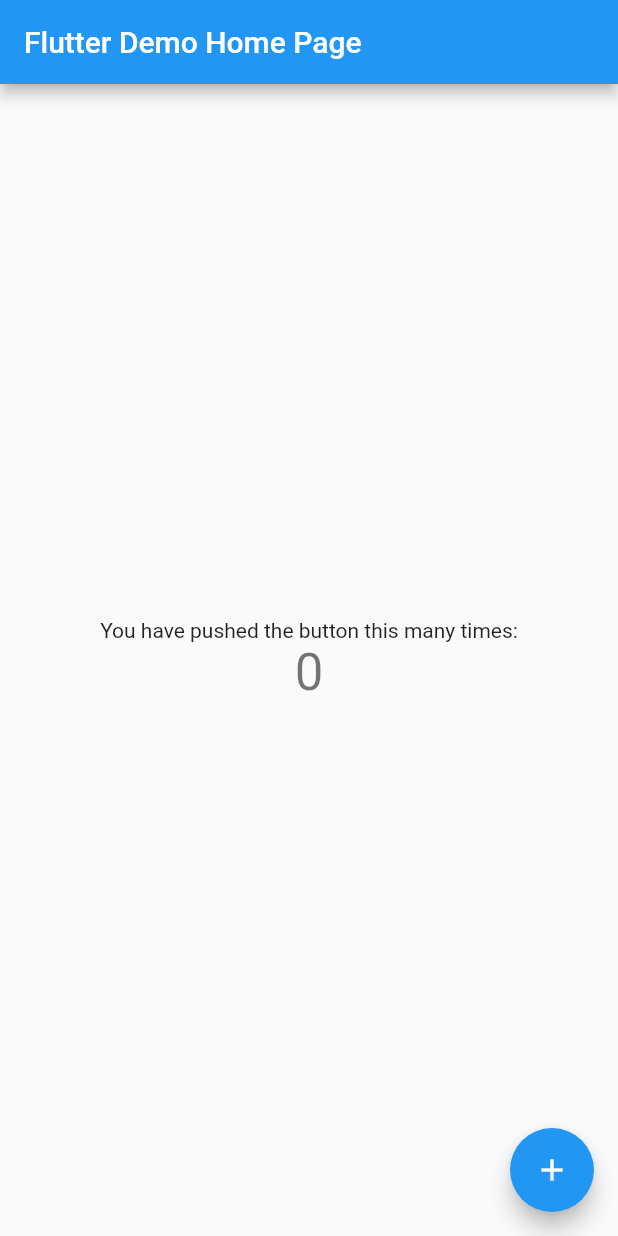
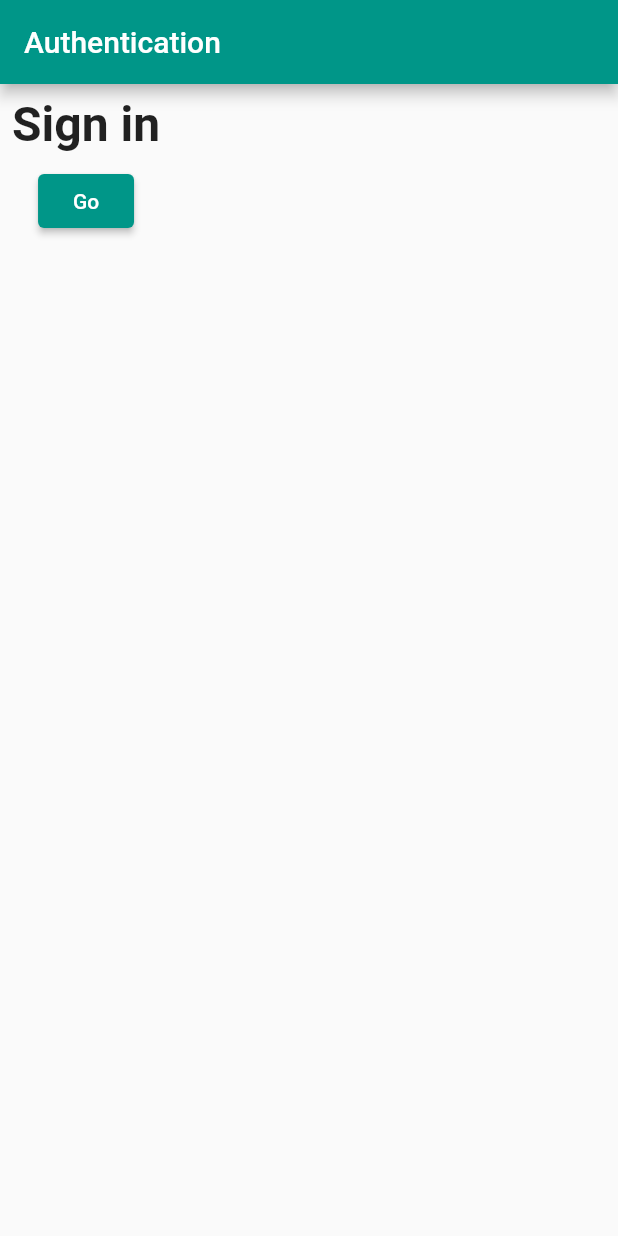
Before and after one commit to 622115027-Patteera-49464/Authentication, a Flutter app: the screen it shows after launch, on a phone screen of 412 x 824 dp. Run offline on Flutter 3.47's test engine with Material 2 defaults, Android fonts, the phone set to English and light mode, and no system bars; our stand-ins replace firebase_auth, firebase_core; accounts and stored records are empty.

Commit message:
[31/01/2022] Create Sign in page  and setting to anonymous can login

```diff
--- a/lib/main.dart
+++ b/lib/main.dart
@@ -1,115 +1,24 @@
+import 'package:authentication/sign_in_page.dart';
+import 'package:firebase_core/firebase_core.dart';
 import 'package:flutter/material.dart';
 
-void main() {
-  runApp(const MyApp());
+Future<void> main() async {
+  WidgetsFlutterBinding.ensureInitialized();
+  await Firebase.initializeApp();
+  runApp(MyApp());
 }
 
 class MyApp extends StatelessWidget {
   const MyApp({Key? key}) : super(key: key);
 
-  // This widget is the root of your application.
   @override
   Widget build(BuildContext context) {
     return MaterialApp(
-      title: 'Flutter Demo',
+      title: 'Authentication',
       theme: ThemeData(
-        // This is the theme of your application.
-        //
-        // Try running your application with "flutter run". You'll see the
-        // application has a blue toolbar. Then, without quitting the app, try
-        // changing the primarySwatch below to Colors.green and then invoke
-        // "hot reload" (press "r" in the console where you ran "flutter run",
-        // or simply save your changes to "hot reload" in a Flutter IDE).
-        // Notice that the counter didn't reset back to zero; the application
-        // is not restarted.
-        primarySwatch: Colors.blue,
+        primarySwatch: Colors.teal,
       ),
-      home: const MyHomePage(title: 'Flutter Demo Home Page'),
+      home: SignInPage(),
     );
   }
 }
-
-class MyHomePage extends StatefulWidget {
-  const MyHomePage({Key? key, required this.title}) : super(key: key);
-
-  // This widget is the home page of your application. It is stateful, meaning
-  // that it has a State object (defined below) that contains fields that affect
-  // how it looks.
-
-  // This class is the configuration for the state. It holds the values (in this
-  // case the title) provided by the parent (in this case the App widget) and
-  // used by the build method of the State. Fields in a Widget subclass are
-  // always marked "final".
-
-  final String title;
-
-  @override
-  State<MyHomePage> createState() => _MyHomePageState();
-}
-
-class _MyHomePageState extends State<MyHomePage> {
-  int _counter = 0;
-
-  void _incrementCounter() {
-    setState(() {
-      // This call to setState tells the Flutter framework that something has
-      // changed in this State, which causes it to rerun the build method below
-      // so that the display can reflect the updated values. If we changed
-      // _counter without calling setState(), then the build method would not be
-      // called again, and so nothing would appear to happen.
-      _counter++;
-    });
-  }
-
-  @override
-  Widget build(BuildContext context) {
-    // This method is rerun every time setState is called, for instance as done
-    // by the _incrementCounter method above.
-    //
-    // The Flutter framework has been optimized to make rerunning build methods
-    // fast, so that you can just rebuild anything that needs updating rather
-    // than having to individually change instances of widgets.
-    return Scaffold(
-      appBar: AppBar(
-        // Here we take the value from the MyHomePage object that was created by
-        // the App.build method, and use it to set our appbar title.
-        title: Text(widget.title),
-      ),
-      body: Center(
-        // Center is a layout widget. It takes a single child and positions it
-        // in the middle of the parent.
-        child: Column(
-          // Column is also a layout widget. It takes a list of children and
-          // arranges them vertically. By default, it sizes itself to fit its
-          // children horizontally, and tries to be as tall as its parent.
-          //
-          // Invoke "debug painting" (press "p" in the console, choose the
-          // "Toggle Debug Paint" action from the Flutter Inspector in Android
-          // Studio, or the "Toggle Debug Paint" command in Visual Studio Code)
-          // to see the wireframe for each widget.
-          //
-          // Column has various properties to control how it sizes itself and
-          // how it positions its children. Here we use mainAxisAlignment to
-          // center the children vertically; the main axis here is the vertical
-          // axis because Columns are vertical (the cross axis would be
-          // horizontal).
-          mainAxisAlignment: MainAxisAlignment.center,
-          children: <Widget>[
-            const Text(
-              'You have pushed the button this many times:',
-            ),
-            Text(
-              '$_counter',
-              style: Theme.of(context).textTheme.headline4,
-            ),
-          ],
-        ),
-      ),
-      floatingActionButton: FloatingActionButton(
-        onPressed: _incrementCounter,
-        tooltip: 'Increment',
-        child: const Icon(Icons.add),
-      ), // This trailing comma makes auto-formatting nicer for build methods.
-    );
-  }
-}
--- /dev/null
+++ b/lib/sign_in_page.dart
@@ -0,0 +1,43 @@
+import 'package:firebase_auth/firebase_auth.dart';
+import 'package:flutter/material.dart';
+
+Future<void> _signInAnonymously() async {
+  try {
+    final userCredentials = await FirebaseAuth.instance.signInAnonymously();
+    print('${userCredentials.user!.uid}');
+  } catch (e) {
+    print(e.toString());
+  }
+}
+
+class SignInPage extends StatelessWidget {
+  /* const SignInPage({Key? key}) : super(key: key); */
+
+  @override
+  Widget build(BuildContext context) {
+    return Scaffold(
+      appBar: AppBar(
+        title: Text('Authentication'),
+      ),
+      body: _buildContent(),
+    );
+  }
+}
+
+Widget _buildContent() {
+  return Padding(
+    padding: const EdgeInsets.all(8.0),
+    child: Column(
+      children: [
+        Text(
+          "Sign in",
+          style: TextStyle(fontSize: 32, fontWeight: FontWeight.w600),
+        ),
+        SizedBox(
+          height: 8,
+        ),
+        ElevatedButton(onPressed: () => _signInAnonymously(), child: Text("Go"))
+      ],
+    ),
+  );
+}
```
